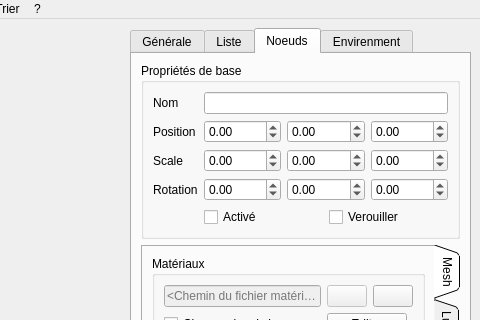
This is sources/interface.ui in b4n92uid/theball-editor as Qt 5 draws it before an edit; both pictures show x 320 to 800 and y 0 to 320 of the 800 by 600 pixel window. The edited form follows.
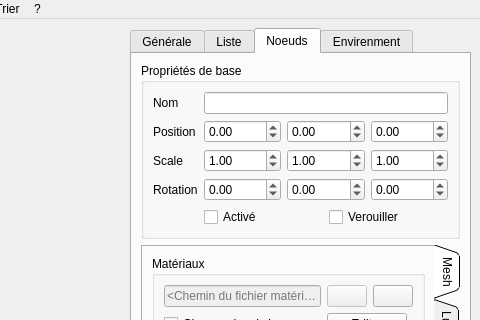
This is the edited form. Icons and pictures are not drawn. Custom widgets are drawn as their Qt base class.

Diff of the .ui file:
```diff
--- a/sources/interface.ui
+++ b/sources/interface.ui
@@ -268,39 +268,48 @@
              <item>
               <widget class="QDoubleSpinBox" name="node_scl_x">
                <property name="minimum">
-                <double>-1024.000000000000000</double>
+                <double>0.010000000000000</double>
                </property>
                <property name="maximum">
                 <double>1024.000000000000000</double>
                </property>
                <property name="singleStep">
-                <double>0.010000000000000</double>
+                <double>0.100000000000000</double>
+               </property>
+               <property name="value">
+                <double>1.000000000000000</double>
                </property>
               </widget>
              </item>
              <item>
               <widget class="QDoubleSpinBox" name="node_scl_y">
                <property name="minimum">
-                <double>-1024.000000000000000</double>
+                <double>0.010000000000000</double>
                </property>
                <property name="maximum">
                 <double>1024.000000000000000</double>
                </property>
                <property name="singleStep">
-                <double>0.010000000000000</double>
+                <double>0.100000000000000</double>
+               </property>
+               <property name="value">
+                <double>1.000000000000000</double>
                </property>
               </widget>
              </item>
              <item>
               <widget class="QDoubleSpinBox" name="node_scl_z">
                <property name="minimum">
-                <double>-1024.000000000000000</double>
+                <double>0.010000000000000</double>
                </property>
                <property name="maximum">
                 <double>1024.000000000000000</double>
                </property>
                <property name="singleStep">
-                <double>0.010000000000000</double>
+                <double>0.100000000000000</double>
+               </property>
+               <property name="value">
+                <double>1.000000000000000</double>
                </property>
               </widget>
              </item>
```
Left out of the diff: 66 changed lines with no effect on the pictures.
